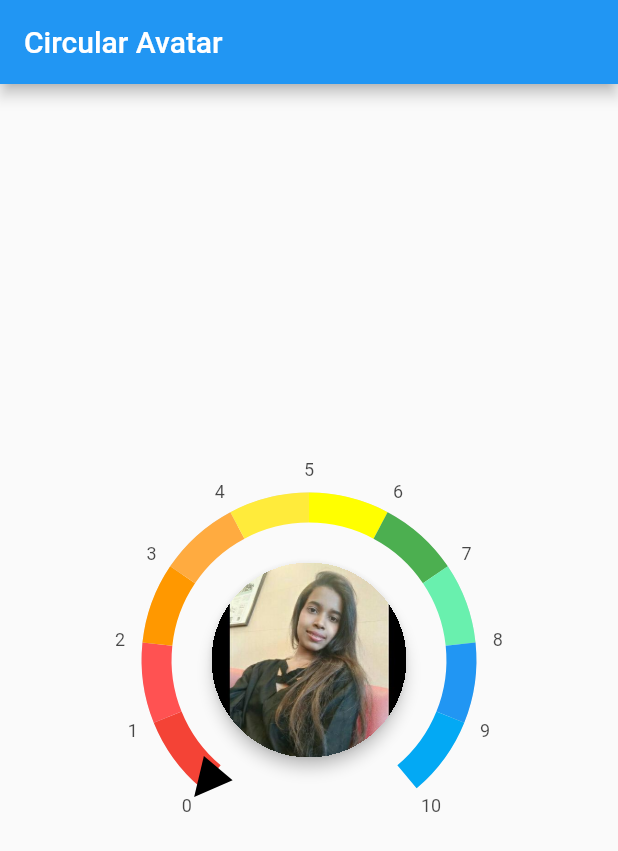
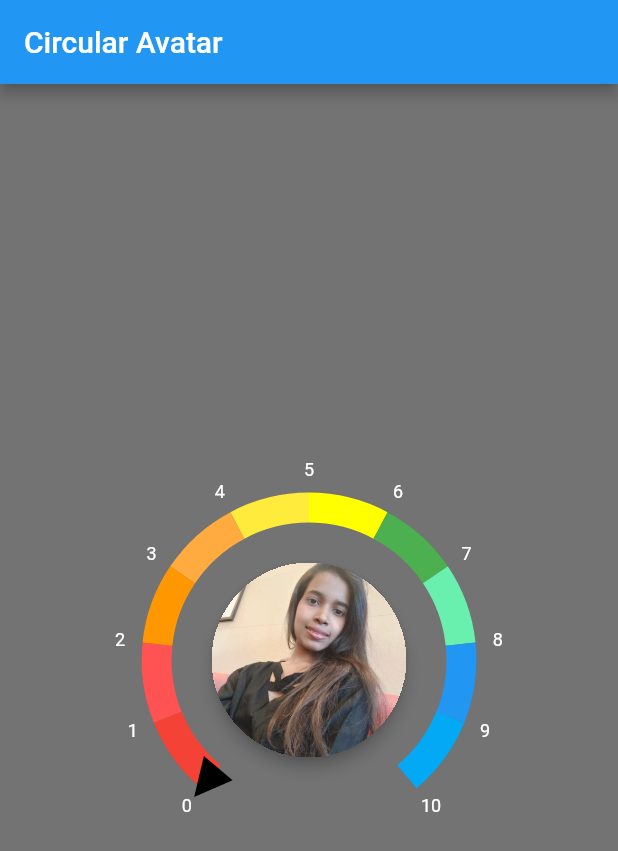
Before and after one commit to kisjinn/custom_widget, a Flutter app: the screen it shows after launch, on a phone screen of 412 x 824 dp. Shown: the top 851 px of the screen. Run offline on Flutter 3.47's test engine with Material 2 defaults, Android fonts, the light colour scheme and no system bars; drawn by our look-alikes of syncfusion_flutter_gauges.

Commit message:
Theme changed

```diff
--- a/lib/main.dart
+++ b/lib/main.dart
@@ -13,11 +13,12 @@
       home: Scaffold(
         appBar: AppBar(
           title: Text('Circular Avatar'),
+
         ),
         body: Stack(
           children: <Widget>[
             Container(
-              color: Colors.transparent,
+              color: Colors.black54,
             ),
 
             Align(
@@ -34,6 +35,7 @@
                             interval: 1,
                             showTicks: false,
                             showLabels: true,
+                            axisLabelStyle: GaugeTextStyle(color: Colors.white),
                             labelsPosition: ElementsPosition.outside,
                             ranges: <GaugeRange>[
                               GaugeRange(
@@ -122,7 +124,7 @@
                 clipBehavior: Clip.hardEdge,
                 color: Colors.transparent,
                 child: Ink.image(
-                  image: AssetImage('lib/images/me.jpg'),
+                  image: AssetImage('lib/images/other.jpg'),
                   fit: BoxFit.cover,
                   width: 130.0,
                   height: 130.0,
--- a/pubspec.yaml
+++ b/pubspec.yaml
@@ -46,6 +46,7 @@
   assets:
    - lib/images/profile.png
    - lib/images/me.jpg
+   - lib/images/other.jpg
   #   - images/a_dot_ham.jpeg
 
   # An image asset can refer to one or more resolution-specific "variants", see
```
Also changed, not shown: lib/images/other.jpg (added).
